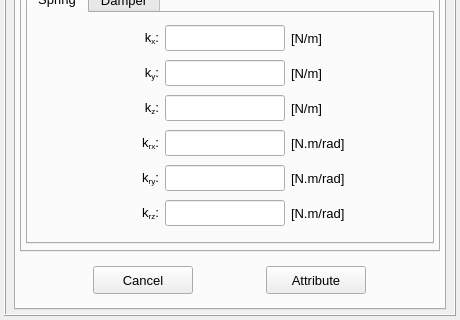
Above: pulse/interface/data/ui_files/model/setup/structural/elastic_nodal_links_input.ui from open-pulse/OpenPulse before the change; both pictures show x 0 to 460 and y 220 to 540 of the 460 by 540 pixel window. Below: the same form after it.
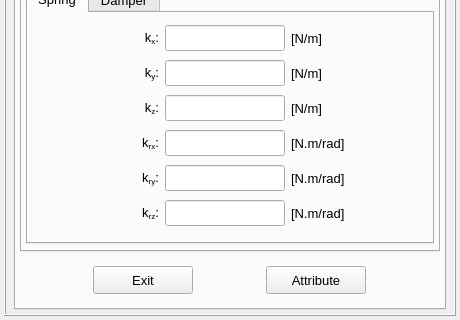
That is the form after the change.

Commit message: Replace the button text "Cancel" by "Exit"

Diff of the .ui file:
```diff
--- a/pulse/interface/data/ui_files/model/setup/structural/elastic_nodal_links_input.ui
+++ b/pulse/interface/data/ui_files/model/setup/structural/elastic_nodal_links_input.ui
@@ -3128,7 +3128,7 @@
                    <string notr="true"/>
                   </property>
                   <property name="text">
-                   <string>Cancel</string>
+                   <string>Exit</string>
                   </property>
                   <property name="autoDefault">
                    <bool>false</bool>
```
Left out of the diff: 4 changed lines with no effect on the pictures. The commit also changes 75 other files.
